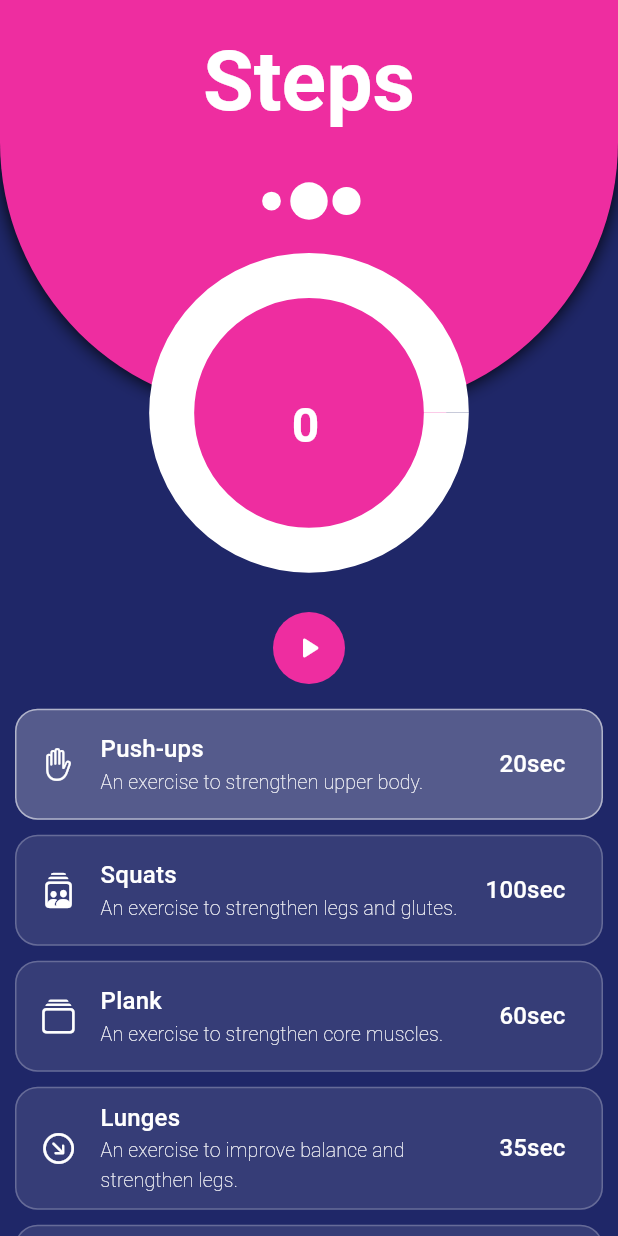
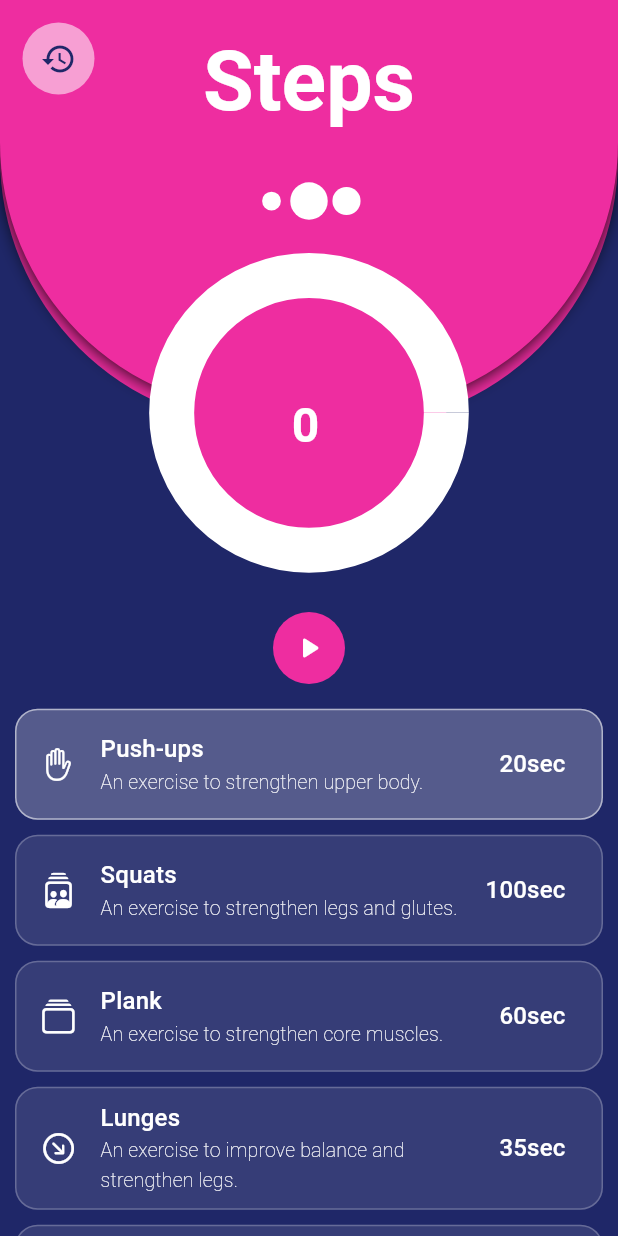
Before and after one commit to boustani-dev/step-counter, a Flutter app: the screen it shows after launch, on a phone screen of 412 x 824 dp. Run offline on Flutter 3.47's test engine with Material 3 defaults, Android fonts, the phone set to English and light mode, and no system bars; our stand-ins replace bloc, equatable, flutter_bloc, flutter_spinkit, isar and 3 more; missing offline and left inert: dart:ffi; accounts and stored records are empty; generated files the repository leaves out were written again.

Commit message:
feat: history screen added

```diff
--- a/lib/app/home_screen.dart
+++ b/lib/app/home_screen.dart
@@ -1,7 +1,9 @@
 import 'package:flutter/cupertino.dart';
 import 'package:flutter/material.dart';
+import 'package:flutter/widgets.dart';
 import 'package:step_counter/core/colors.dart';
 import 'package:step_counter/data/model/workout.dart';
+import 'package:step_counter/features/history/view/history_screen.dart';
 import 'package:step_counter/features/step_counter/component/step_counter.dart';
 import 'package:step_counter/features/stop_watch/components/action_button.dart';
 import 'package:step_counter/features/stop_watch/components/workout_list.dart';
@@ -9,7 +11,9 @@ import '../data/provider/mock_data_base.dart';
 import '../features/stop_watch/components/stopwatch.dart';
 
 class HomeScreen extends StatefulWidget {
-  const HomeScreen({super.key});
+  const HomeScreen({
+    super.key,
+  });
 
   @override
   State<HomeScreen> createState() => _HomeScreenState();
@@ -35,6 +39,19 @@ class _HomeScreenState extends State<HomeScreen> {
             children: [
               Stack(
                 children: [
+                  Positioned(
+                    top: 10,
+                    left: 0,
+                    child: Container(
+                      height: size.height / 3,
+                      width: size.width,
+                      decoration: const BoxDecoration(
+                          color: AppColors.primary,
+                          borderRadius: BorderRadius.only(
+                              bottomRight: Radius.circular(180),
+                              bottomLeft: Radius.circular(180))),
+                    ),
+                  ),
                   Container(
                     height: size.height / 3,
                     width: size.width,
@@ -50,6 +67,7 @@ class _HomeScreenState extends State<HomeScreen> {
                             bottomRight: Radius.circular(180),
                             bottomLeft: Radius.circular(180))),
                   ),
+                  buildHistoryButton(context),
                   SizedBox(
                     width: MediaQuery.sizeOf(context).width,
                     child: Column(
@@ -88,4 +106,24 @@ class _HomeScreenState extends State<HomeScreen> {
       ),
     );
   }
+
+  Positioned buildHistoryButton(BuildContext context) {
+    return Positioned(
+      left: 15,
+      top: 15,
+      child: Container(
+        decoration:
+            const BoxDecoration(shape: BoxShape.circle, color: Colors.white54),
+        child: IconButton(
+            onPressed: () {
+              // Navigator.of(context).pushNamed(HistoryScreen.routeName);
+              Navigator.pushNamed(context, HistoryScreen.routeName);
+            },
+            icon: const Icon(
+              Icons.history,
+              color: AppColors.secondary,
+            )),
+      ),
+    );
+  }
 }
--- a/lib/data/provider/isar_service.dart
+++ b/lib/data/provider/isar_service.dart
@@ -3,11 +3,18 @@ import 'package:path_provider/path_provider.dart';
 import 'package:step_counter/data/model/workout.dart';
 
 class IsarServices {
-  late Future<Isar> db;
+  // Singleton pattern implementation
+  static final IsarServices _instance = IsarServices._internal();
+  factory IsarServices() => _instance;
+  IsarServices._internal();
 
-  IsarServices() {
-    db = _initDb();
+  Future<Isar>? _db;
+
+  Future<Isar> get db async {
+    _db ??= _initDb(); // Ensure initialization if not already done
+    return _db!;
   }
+
 
   Future<Isar> _initDb() async {
     final dir = await getApplicationDocumentsDirectory();
--- a/lib/features/history/bloc/history_bloc.dart
+++ b/lib/features/history/bloc/history_bloc.dart
@@ -10,9 +10,11 @@ part 'history_state.dart';
 
 class HistoryBloc extends Bloc<HistoryEvent, HistoryState> {
   IsarServices isarServices = IsarServices();
-  HistoryBloc() : super(const HistoryState(status: HistoryInitial())) {
+  HistoryBloc()
+      : super(const HistoryState(status: HistoryInitial())) {
     on<OnAddWorkout>(_onAddWorkout);
     on<OnGetWorkouts>(_onGetWorkout);
+    add(OnGetWorkouts());
   }
 
   Future<void> _onGetWorkout(
--- a/lib/features/stop_watch/components/workout_list.dart
+++ b/lib/features/stop_watch/components/workout_list.dart
@@ -2,6 +2,7 @@ import 'dart:ffi';
 
 import 'package:flutter/material.dart';
 import 'package:flutter_bloc/flutter_bloc.dart';
+import 'package:step_counter/features/history/bloc/history_bloc.dart';
 
 import '../../../core/colors.dart';
 import '../../../data/model/workout.dart';
@@ -49,6 +50,10 @@ class _workoutListState extends State<workoutList> {
                 context
                     .read<StopWatchBloc>()
                     .add(OnStartedTimer(workout[index].time));
+
+                ///added a workout to history database
+                BlocProvider.of<HistoryBloc>(context)
+                    .add(OnAddWorkout(workout[index]));
               },
               borderRadius: BorderRadius.circular(15),
               child: ListTile(
--- a/lib/main.dart
+++ b/lib/main.dart
@@ -1,16 +1,21 @@
 import 'package:flutter/material.dart';
 import 'package:flutter_bloc/flutter_bloc.dart';
 import 'package:step_counter/app/home_screen.dart';
+import 'package:step_counter/features/history/bloc/history_bloc.dart';
+import 'package:step_counter/features/history/view/history_screen.dart';
 import 'package:step_counter/features/stop_watch/bloc/stop_watch_bloc.dart';
 import 'package:step_counter/features/stop_watch/ticker.dart';
 
+import 'data/provider/isar_service.dart';
 import 'features/step_counter/bloc/step_counter_bloc.dart';
 
 String formatDate(DateTime d) {
   return d.toString().substring(0, 19);
 }
 
-void main() {
+void main() async {
+  WidgetsFlutterBinding.ensureInitialized();
+  await IsarServices().db; // Ensure the database is initialized
   runApp(const MyApp());
 }
 
@@ -30,9 +35,15 @@ class MyApp extends StatelessWidget {
           BlocProvider(
             create: (_) => StepCounterBloc(),
           ),
+          BlocProvider(
+            create: (_) => HistoryBloc(),
+          ),
         ],
         child: const HomeScreen(),
       ),
+      routes: {
+        HistoryScreen.routeName: (context) => const HistoryScreen(),
+      },
     );
   }
 }
```
Also changed, not shown: lib/features/history/view/history_screen.dart (added, +100 -0 lines).
